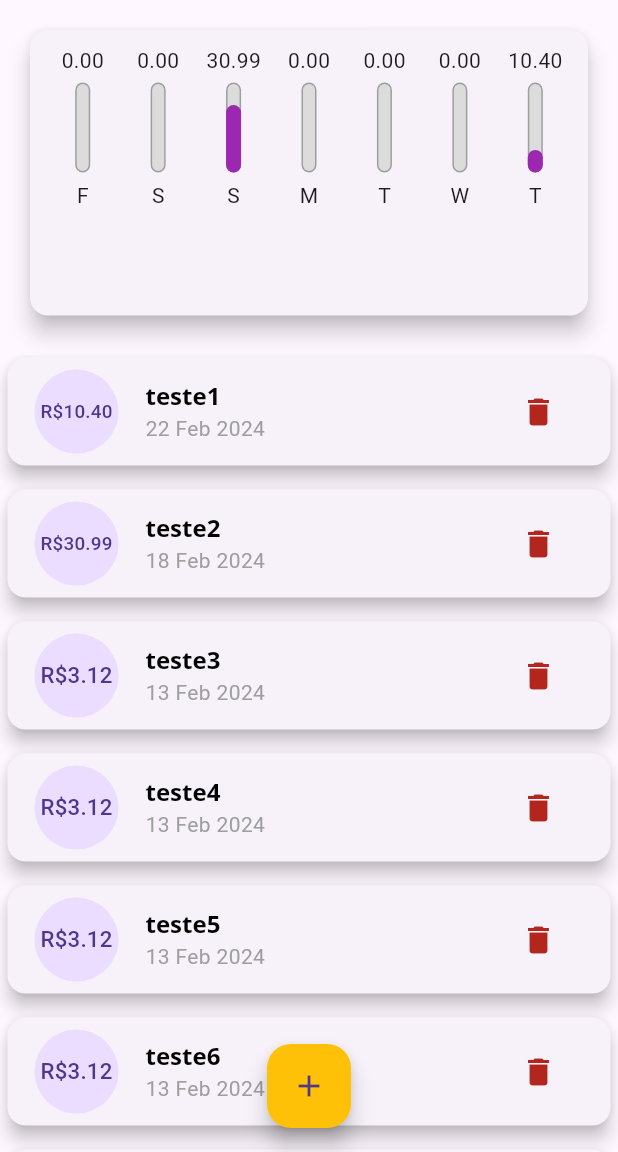
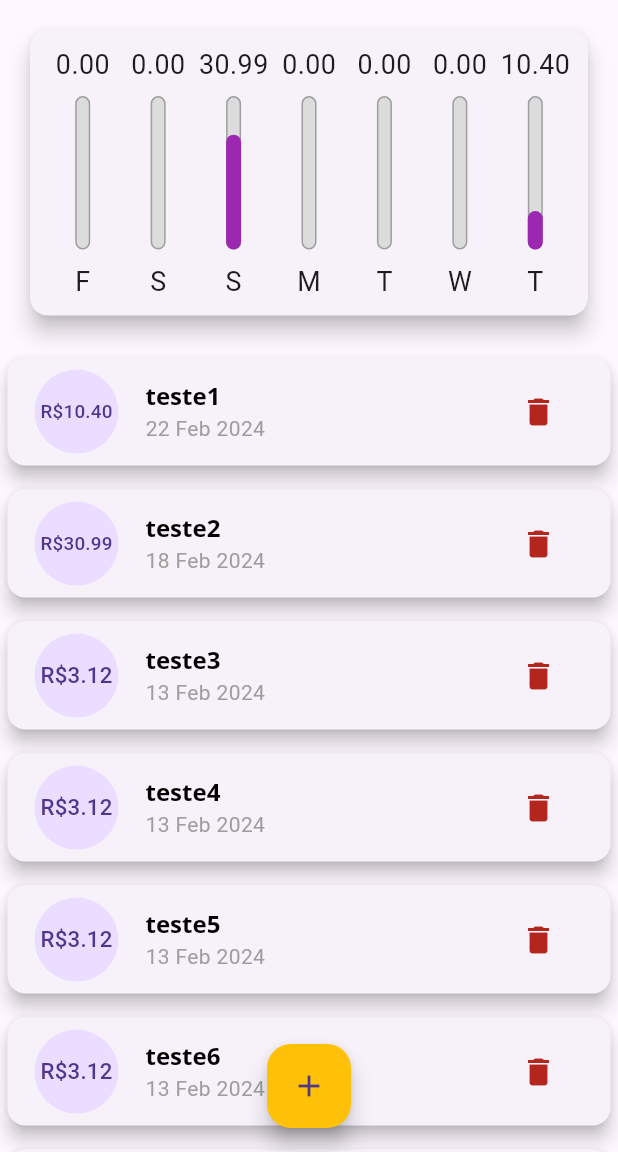
Before and after one commit to Jhon-Henkel/flutter_course_personal_expense_app, a Flutter app: the screen it shows after launch, on a phone screen of 412 x 824 dp, the part 84-1236 px from its top. Run offline on Flutter 3.47's test engine with Material 3 defaults, Android fonts, the phone set to English and light mode, and no system bars.

Commit message:
feat: adjusting components in chart component for respect responsivity

```diff
--- a/lib/components/chart_bar.dart
+++ b/lib/components/chart_bar.dart
@@ -13,20 +13,23 @@ class ChartBar extends StatelessWidget {
 
   @override
   Widget build(BuildContext context) {
+    return LayoutBuilder(builder: (context, constraints) {
       return Column(
         children: <Widget>[
           SizedBox(
-          height: 20,
+            height: constraints.maxHeight * 0.15,
             child: FittedBox(
               child: Text(value.toStringAsFixed(2)),
             ),
           ),
-        const SizedBox(height: 5),
           SizedBox(
-          height: 60,
+            height: constraints.maxHeight * 0.05,
+          ),
+          SizedBox(
+            height: constraints.maxHeight * 0.6,
             width: 10,
             child: Stack(
-            alignment: AlignmentDirectional.bottomCenter,
+              alignment: Alignment.bottomCenter,
               children: <Widget>[
                 Container(
                   decoration: BoxDecoration(
@@ -47,9 +50,15 @@ class ChartBar extends StatelessWidget {
               ],
             ),
           ),
-        const SizedBox(height: 5),
-        Text(label),
+          SizedBox(
+            height: constraints.maxHeight * 0.05,
+          ),
+          SizedBox(
+            height: constraints.maxHeight * 0.15,
+            child: FittedBox(child: Text(label)),
+          ),
         ],
       );
+    });
   }
 }
--- a/lib/main.dart
+++ b/lib/main.dart
@@ -160,9 +160,9 @@ class _MyHomePageState extends State<MyHomePage> {
         ),
       ],
     );
-    final availableHeight = MediaQuery.of(context).size.height
-        - appBar.preferredSize.height
-        - MediaQuery.of(context).padding.top;
+    final availableHeight = MediaQuery.of(context).size.height -
+        appBar.preferredSize.height -
+        MediaQuery.of(context).padding.top;
 
     return Scaffold(
       appBar: appBar,
@@ -171,11 +171,11 @@ class _MyHomePageState extends State<MyHomePage> {
           crossAxisAlignment: CrossAxisAlignment.stretch,
           children: <Widget>[
             SizedBox(
-              height: availableHeight * 0.3,
+              height: availableHeight * 0.30,
               child: Chart(_recentTransactions),
             ),
             SizedBox(
-              height: availableHeight * 0.7,
+              height: availableHeight * 0.70,
               child: TransactionList(_transactions, _deleteTransaction),
             ),
           ],
```
Lines whose indentation alone changed are shown as unchanged.
